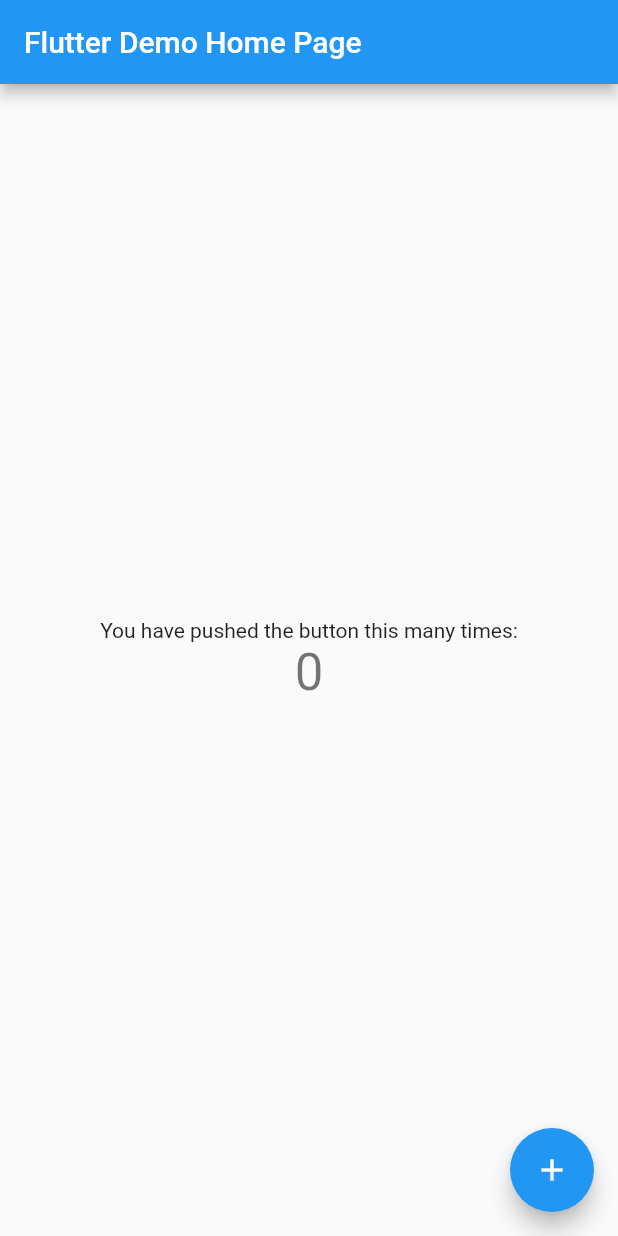
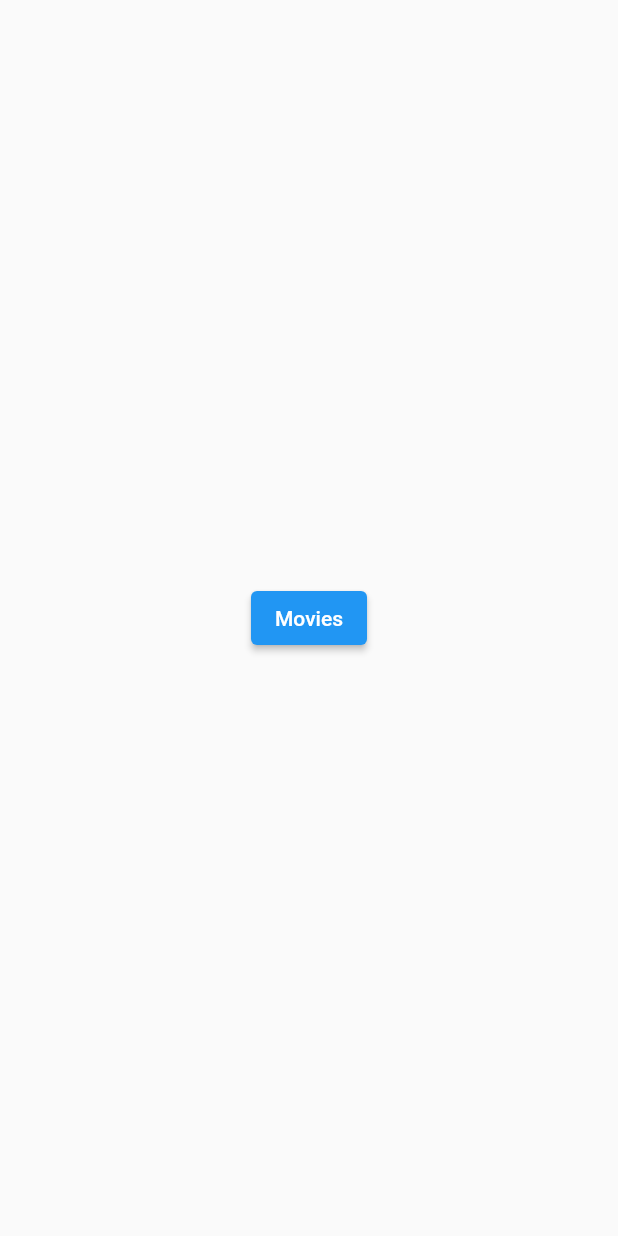
Before and after one commit to Luis97Lopez/movies-flutter-app, a Flutter app: the screen it shows after launch, on a phone screen of 412 x 824 dp. Run offline on Flutter 3.47's test engine with Material 2 defaults, Android fonts, the light colour scheme and no system bars.

Commit message:
base structure

```diff
--- a/lib/main.dart
+++ b/lib/main.dart
@@ -1,115 +1,21 @@
 import 'package:flutter/material.dart';
+import 'screens/home.dart';
+import 'screens/movies.dart';
 
 void main() {
-  runApp(const MyApp());
+  runApp(const MoviesApp());
 }
 
-class MyApp extends StatelessWidget {
-  const MyApp({super.key});
-
-  // This widget is the root of your application.
+class MoviesApp extends StatelessWidget {
+  const MoviesApp({super.key});
   @override
   Widget build(BuildContext context) {
     return MaterialApp(
-      title: 'Flutter Demo',
-      theme: ThemeData(
-        // This is the theme of your application.
-        //
-        // Try running your application with "flutter run". You'll see the
-        // application has a blue toolbar. Then, without quitting the app, try
-        // changing the primarySwatch below to Colors.green and then invoke
-        // "hot reload" (press "r" in the console where you ran "flutter run",
-        // or simply save your changes to "hot reload" in a Flutter IDE).
-        // Notice that the counter didn't reset back to zero; the application
-        // is not restarted.
-        primarySwatch: Colors.blue,
-      ),
-      home: const MyHomePage(title: 'Flutter Demo Home Page'),
+      routes: {
+        '/home': (context) => const HomeScreen(),
+        '/movies': (context) => const MoviesScreen()
+      },
+      initialRoute: '/home',
     );
   }
 }
-
-class MyHomePage extends StatefulWidget {
-  const MyHomePage({super.key, required this.title});
-
-  // This widget is the home page of your application. It is stateful, meaning
-  // that it has a State object (defined below) that contains fields that affect
-  // how it looks.
-
-  // This class is the configuration for the state. It holds the values (in this
-  // case the title) provided by the parent (in this case the App widget) and
-  // used by the build method of the State. Fields in a Widget subclass are
-  // always marked "final".
-
-  final String title;
-
-  @override
-  State<MyHomePage> createState() => _MyHomePageState();
-}
-
-class _MyHomePageState extends State<MyHomePage> {
-  int _counter = 0;
-
-  void _incrementCounter() {
-    setState(() {
-      // This call to setState tells the Flutter framework that something has
-      // changed in this State, which causes it to rerun the build method below
-      // so that the display can reflect the updated values. If we changed
-      // _counter without calling setState(), then the build method would not be
-      // called again, and so nothing would appear to happen.
-      _counter++;
-    });
-  }
-
-  @override
-  Widget build(BuildContext context) {
-    // This method is rerun every time setState is called, for instance as done
-    // by the _incrementCounter method above.
-    //
-    // The Flutter framework has been optimized to make rerunning build methods
-    // fast, so that you can just rebuild anything that needs updating rather
-    // than having to individually change instances of widgets.
-    return Scaffold(
-      appBar: AppBar(
-        // Here we take the value from the MyHomePage object that was created by
-        // the App.build method, and use it to set our appbar title.
-        title: Text(widget.title),
-      ),
-      body: Center(
-        // Center is a layout widget. It takes a single child and positions it
-        // in the middle of the parent.
-        child: Column(
-          // Column is also a layout widget. It takes a list of children and
-          // arranges them vertically. By default, it sizes itself to fit its
-          // children horizontally, and tries to be as tall as its parent.
-          //
-          // Invoke "debug painting" (press "p" in the console, choose the
-          // "Toggle Debug Paint" action from the Flutter Inspector in Android
-          // Studio, or the "Toggle Debug Paint" command in Visual Studio Code)
-          // to see the wireframe for each widget.
-          //
-          // Column has various properties to control how it sizes itself and
-          // how it positions its children. Here we use mainAxisAlignment to
-          // center the children vertically; the main axis here is the vertical
-          // axis because Columns are vertical (the cross axis would be
-          // horizontal).
-          mainAxisAlignment: MainAxisAlignment.center,
-          children: <Widget>[
-            const Text(
-              'You have pushed the button this many times:',
-            ),
-            Text(
-              '$_counter',
-              style: Theme.of(context).textTheme.headlineMedium,
-            ),
-          ],
-        ),
-      ),
-      floatingActionButton: FloatingActionButton(
-        onPressed: _incrementCounter,
-        tooltip: 'Increment',
-        child: const Icon(Icons.add),
-      ), // This trailing comma makes auto-formatting nicer for build methods.
-    );
-  }
-}
--- /dev/null
+++ b/lib/screens/home.dart
@@ -0,0 +1,30 @@
+import 'package:flutter/material.dart';
+
+class HomeScreen extends StatelessWidget {
+  const HomeScreen({super.key});
+  @override
+  Widget build(BuildContext context) {
+    return Scaffold(
+        body: Container(
+            alignment: Alignment.center,
+            child: FractionallySizedBox(
+                widthFactor: 0.7,
+                heightFactor: 0.7,
+                child: Column(
+                  mainAxisAlignment: MainAxisAlignment.center,
+                  children: const [HomeButton()],
+                ))));
+  }
+}
+
+class HomeButton extends StatelessWidget {
+  const HomeButton({super.key});
+  @override
+  Widget build(BuildContext context) {
+    return ElevatedButton(
+        onPressed: () {
+          Navigator.pushNamed(context, '/movies');
+        },
+        child: const Text('Movies'));
+  }
+}
```
Also changed, not shown: lib/hello_world.dart (added, +115 -0 lines), lib/screens/movies.dart (added, +43 -0 lines).
